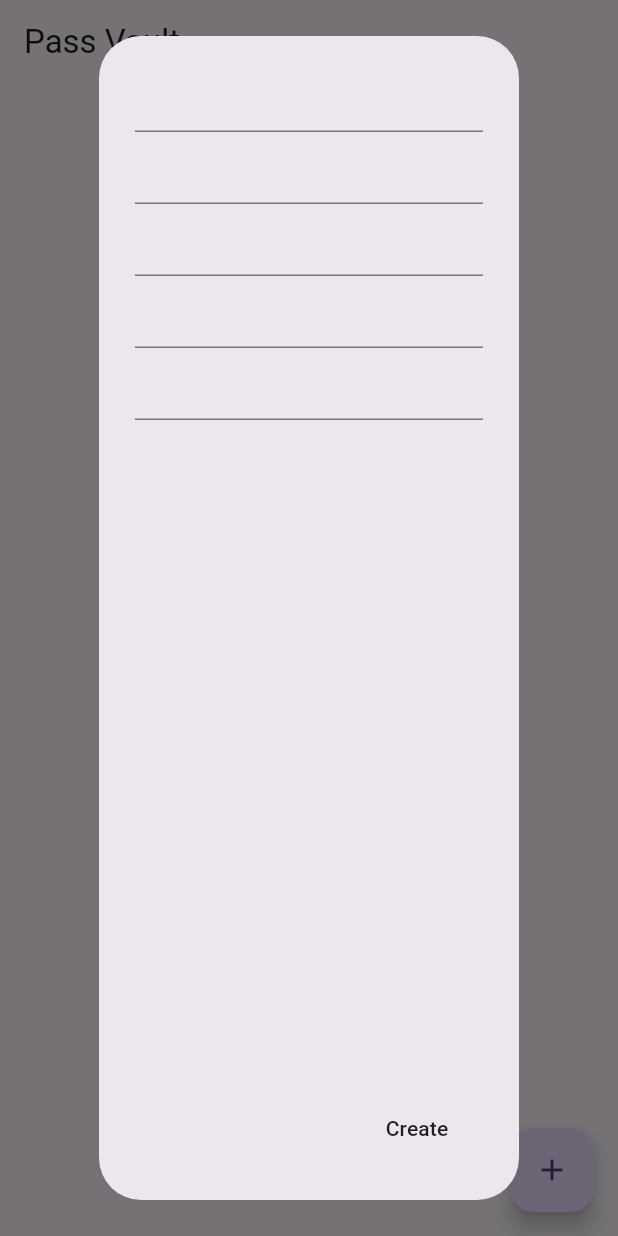
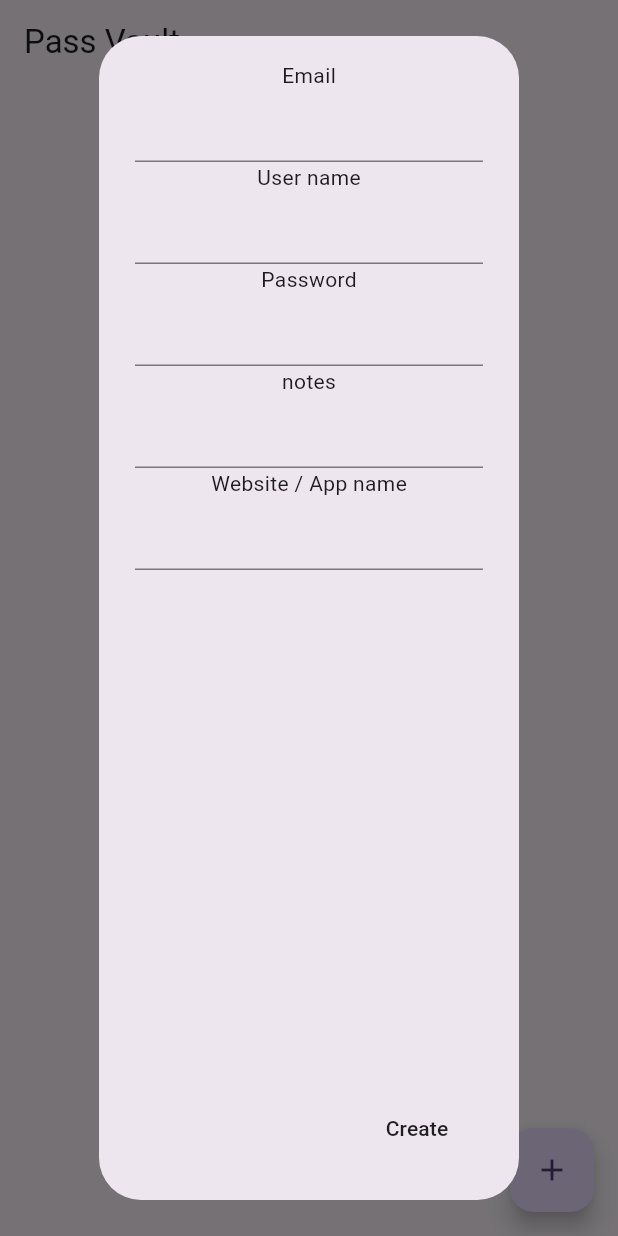
Before and after one commit to er-lo/password_manager, a Flutter app: the screen it shows after launch, after a tap on the "add" icon, on a phone screen of 412 x 824 dp. Run offline on Flutter 3.47's test engine with Material 3 defaults, Android fonts, the phone set to English and light mode, and no system bars; our stand-ins replace isar; accounts and stored records are empty; generated files the repository leaves out were written again.

Commit message:
Added two new screens. Password Generator and Password Info.

```diff
--- a/lib/screens/home_screen.dart
+++ b/lib/screens/home_screen.dart
@@ -1,6 +1,7 @@
 import 'package:flutter/material.dart';
 import 'package:password_manager/models/password_database.dart';
 import 'package:password_manager/models/password_model.dart';
+import 'package:password_manager/screens/password_info_screen.dart';
 import 'package:provider/provider.dart';
 
 class HomePage extends StatefulWidget {
@@ -31,18 +32,23 @@ class _HomePageState extends State<HomePage> {
       builder: (context) => AlertDialog(
         content: Column(
           children: [
+            const Text("Email"),
             TextField(
               controller: emailController,
             ),
+            const Text("User name"),
             TextField(
               controller: userNameController,
             ),
+            const Text("Password"),
             TextField(
               controller: passwordController,
             ),
+            const Text("notes"),
             TextField(
               controller: noteController,
             ),
+            const Text("Website / App name"),
             TextField(
               controller: websiteController,
             ),
@@ -95,7 +101,17 @@ class _HomePageState extends State<HomePage> {
           final password = currentPasswords[index];
 
           return ListTile(
-            title: Text(password.email),
+            onTap: () {
+              Navigator.push(
+                context,
+                MaterialPageRoute(
+                  builder: (context) =>
+                      PasswordInformationPage(password: password),
+                ),
+              );
+            },
+            title: Text(password.website),
+            subtitle: Text(password.email),
             trailing: IconButton(
                 onPressed: () {
                   context.read<PasswordDatabase>().deletePassword(password.id);
```
Also changed, not shown: lib/screens/password_info_screen.dart (added, +63 -0 lines), lib/screens/password_generator_screen.dart (added).
